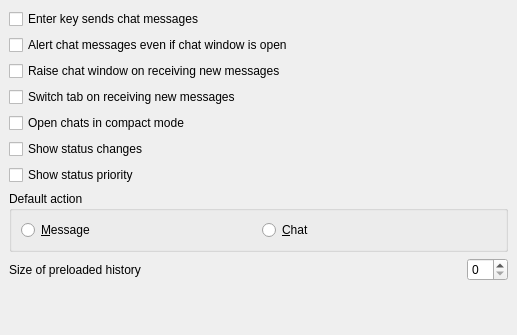
Above: src/options/opt_chat.ui from psi-im/psi before the change; both pictures show x 0 to 517 and y 0 to 335 of the 517 by 576 pixel window. Below: the same form after it.
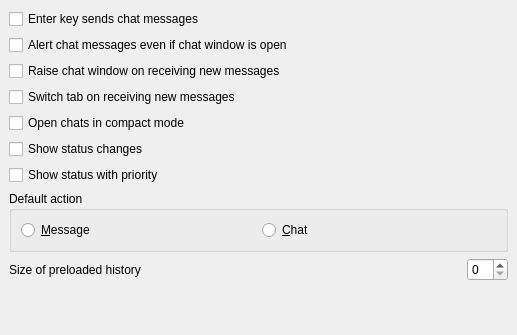
That is the form after the change.

Commit message: Fixed checkbox text according to option name

Diff of the .ui file:
```diff
--- a/src/options/opt_chat.ui
+++ b/src/options/opt_chat.ui
@@ -74,7 +74,7 @@
    <item>
     <widget class="QCheckBox" name="ck_showStatusPriority">
      <property name="text">
-      <string>Show status priority</string>
+      <string>Show status with priority</string>
      </property>
     </widget>
    </item>
```
The commit also changes 1 other file.
